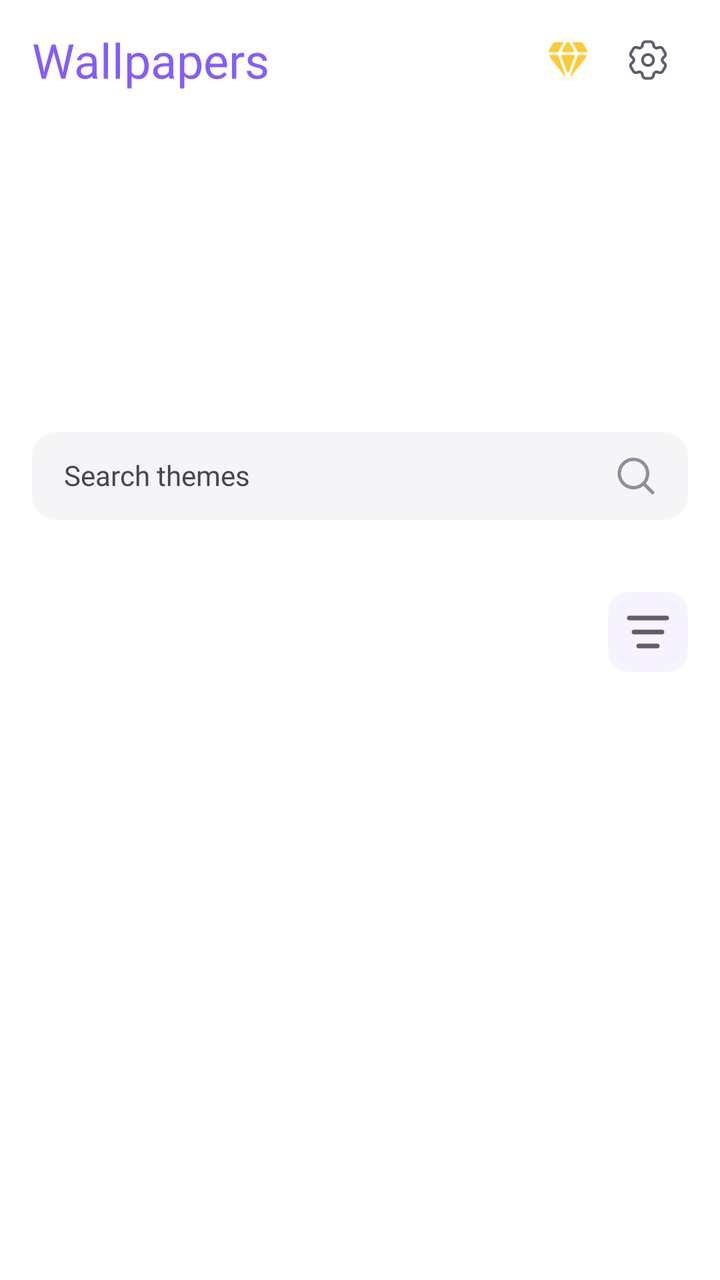
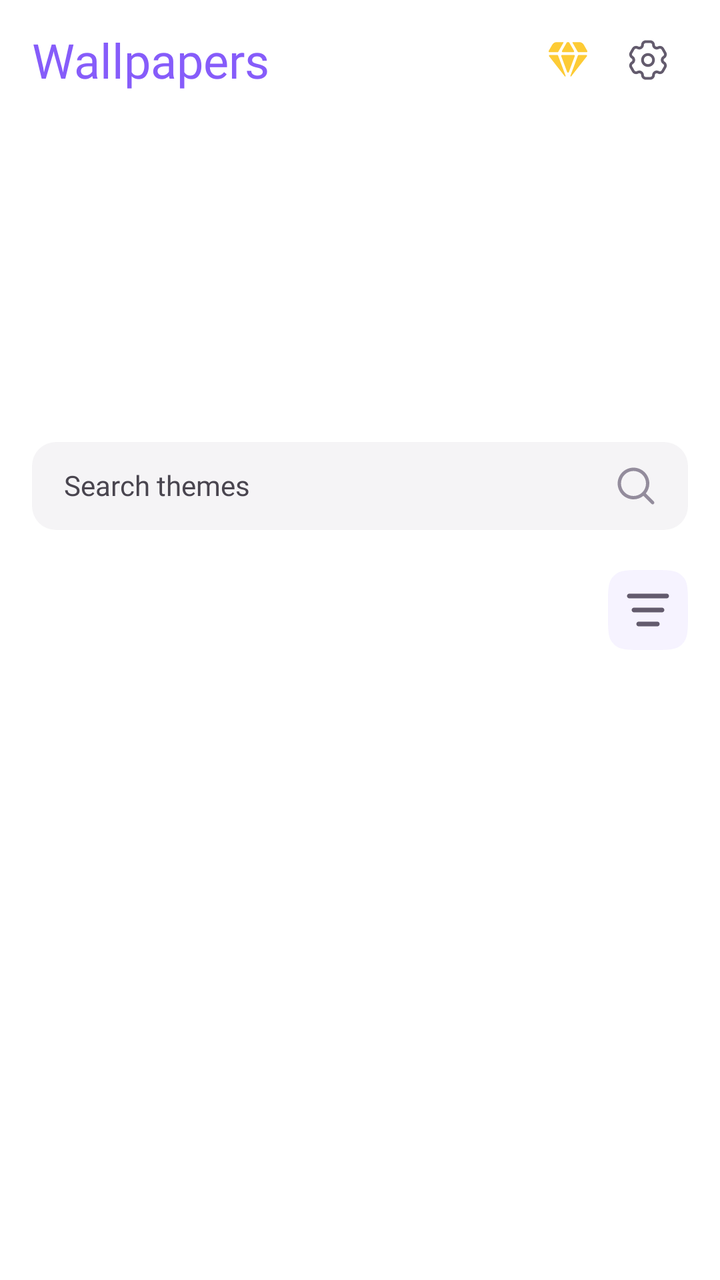

Screens rendered from an Android XML layout before and after an edit, with the pre-edit source and the edit as a unified diff.
<!-- AndroidManifest.xml: application theme Theme.ThemeWallpaper -->
<!-- res/layout/fragment_theme.xml -->
<?xml version="1.0" encoding="utf-8"?>
<LinearLayout xmlns:android="http://schemas.android.com/apk/res/android"
    xmlns:app="http://schemas.android.com/apk/res-auto"
    xmlns:tools="http://schemas.android.com/tools"
    android:layout_width="match_parent"
    android:layout_height="match_parent"
    android:background="@color/white"
    android:orientation="vertical"
    tools:context=".ui.home.fragment.theme.ThemeFragment">

    <include
        android:id="@+id/toolbar"
        layout="@layout/view_tool_bar"
        android:layout_width="match_parent"
        android:layout_height="wrap_content"
        app:layout_constraintTop_toTopOf="parent" />

    <androidx.viewpager2.widget.ViewPager2
        android:id="@+id/vpBanner"
        android:layout_width="match_parent"
        android:layout_height="@dimen/_140sdp" />

    <androidx.appcompat.widget.AppCompatTextView
        android:id="@+id/edSearch"
        style="@style/CustomSearchView"
        android:layout_width="match_parent"
        android:layout_height="wrap_content"
        android:layout_margin="16dp"
        android:text="@string/search_themes"
        app:layout_constraintTop_toBottomOf="@+id/toolbar" />

    <LinearLayout
        android:id="@+id/viewTab"
        android:layout_width="match_parent"
        android:layout_height="wrap_content"
        android:layout_marginHorizontal="16dp"
        android:layout_marginTop="16dp"
        android:gravity="center"
        android:orientation="horizontal"
        app:layout_constraintTop_toBottomOf="@+id/edSearch">

        <com.google.android.material.tabs.TabLayout
            android:id="@+id/tabCategory"
            android:layout_width="0dp"
            android:layout_height="wrap_content"
            android:layout_weight="1"
            android:background="@color/transparent"
            app:tabIndicatorHeight="0dp"
            app:tabMode="auto"
            app:tabPaddingBottom="0dp"
            app:tabPaddingEnd="8dp"
            app:tabPaddingStart="0dp"
            app:tabPaddingTop="0dp"
            app:tabRippleColor="@null" />

        <androidx.appcompat.widget.AppCompatImageView
            android:id="@+id/btnMoreCategory"
            android:layout_width="wrap_content"
            android:layout_height="wrap_content"
            android:background="?selectableItemBackground"
            android:src="@drawable/ic_more_category" />

    </LinearLayout>

    <androidx.viewpager2.widget.ViewPager2
        android:id="@+id/vpTheme"
        android:layout_width="match_parent"
        android:layout_height="match_parent" />

</LinearLayout>
<!-- res/layout/view_tool_bar.xml (included above) -->
<?xml version="1.0" encoding="utf-8"?>
<LinearLayout xmlns:android="http://schemas.android.com/apk/res/android"
    android:layout_width="match_parent"
    android:layout_height="wrap_content"
    android:gravity="center"
    android:orientation="horizontal"
    android:paddingHorizontal="16dp"
    android:paddingVertical="10dp">

    <androidx.appcompat.widget.AppCompatTextView
        android:id="@+id/tvTitle"
        style="@style/NunitoExtraBold.24"
        android:layout_width="0dp"
        android:layout_height="wrap_content"
        android:layout_weight="1"
        android:ellipsize="end"
        android:maxLines="1"
        android:text="@string/wallpapers"
        android:textColor="@color/primary_high_em" />

    <androidx.appcompat.widget.AppCompatImageView
        android:id="@+id/btnPremium"
        android:layout_width="wrap_content"
        android:layout_height="wrap_content"
        android:background="?selectableItemBackground"
        android:src="@drawable/ic_premium" />

    <androidx.appcompat.widget.AppCompatImageView
        android:id="@+id/btnSetting"
        android:layout_width="wrap_content"
        android:layout_height="wrap_content"
        android:background="?selectableItemBackground"
        android:src="@drawable/ic_setting" />


</LinearLayout>
<!-- resources referenced by this layout -->
<resources>
  <color name="primary_high_em">#865CFA</color>
  <color name="transparent">#00FFFFFF</color>
  <color name="white">#FFFFFFFF</color>
  <dimen name="_140sdp">140dp</dimen>
  <!-- drawable ic_more_category (drawable) -->
  <vector xmlns:android="http://schemas.android.com/apk/res/android"
      android:width="40dp"
      android:height="40dp"
      android:viewportWidth="40"
      android:viewportHeight="40">
      <path
          android:fillColor="#FFF6F3FF"
          android:pathData="M0 18C0 10.5 0 6.75 1.91 4.12c0.62-0.85 1.36-1.6 2.21-2.21C6.75 0 10.5 0 18 0h4c7.5 0 11.25 0 13.88 1.91 0.85 0.62 1.6 1.36 2.21 2.21C40 6.75 40 10.5 40 18v4c0 7.5 0 11.25-1.91 13.88-0.62 0.85-1.36 1.6-2.21 2.21C33.25 40 29.5 40 22 40h-4c-7.5 0-11.25 0-13.88-1.91-0.85-0.62-1.6-1.36-2.21-2.21C0 33.25 0 29.5 0 22v-4Z"/>
      <path
          android:fillColor="#FF635B6D"
          android:pathData="M24.67 25.83c0.64 0 1.16 0.52 1.16 1.17 0 0.65-0.52 1.17-1.16 1.17h-9.34c-0.64 0-1.16-0.52-1.16-1.17 0-0.65 0.52-1.17 1.16-1.17h9.34Zm2.33-7c0.64 0 1.17 0.52 1.17 1.17 0 0.65-0.53 1.17-1.17 1.17H13c-0.64 0-1.17-0.52-1.17-1.17 0-0.65 0.53-1.17 1.17-1.17h14Zm2.33-7c0.65 0 1.17 0.52 1.17 1.17 0 0.65-0.52 1.17-1.17 1.17H10.67c-0.65 0-1.17-0.52-1.17-1.17 0-0.65 0.52-1.17 1.17-1.17h18.66Z"/>
  </vector>
  <string name="search_themes">Search themes</string>
  <string name="wallpapers">Wallpapers</string>
  <style name="CustomSearchView">
          <item name="android:background">@drawable/border_ed_search</item>
          <item name="android:drawableEnd">@drawable/ic_search</item>
          <item name="fontFamily">@font/nunito</item>
          <item name="android:paddingVertical">12dp</item>
          <item name="android:paddingHorizontal">16dp</item>
      </style>
  <style name="NunitoExtraBold.24" parent="NunitoExtraBold">
          <item name="android:textSize">24sp</item>
      </style>
  <style name="Theme.ThemeWallpaper" parent="Base.Theme.P67ControllerWidget" />
  <!-- drawable border_ed_search (drawable) -->
  <?xml version="1.0" encoding="utf-8"?>
  <shape android:shape="rectangle" xmlns:android="http://schemas.android.com/apk/res/android">
      <corners android:radius="12dp"/>
      <solid android:color="@color/surface_2"/>
  </shape>
  <!-- drawable ic_search (drawable) -->
  <vector xmlns:android="http://schemas.android.com/apk/res/android"
      android:width="20dp"
      android:height="20dp"
      android:viewportWidth="20"
      android:viewportHeight="20">
      <group>
          <path
              android:fillColor="#FF938C9C"
              android:fillType="evenOdd"
              android:pathData="M13.73 14.9c-1.36 1.1-3.1 1.77-4.98 1.77-4.37 0-7.92-3.55-7.92-7.92s3.55-7.92 7.92-7.92 7.92 3.55 7.92 7.92c0 1.89-0.66 3.62-1.76 4.98l4.01 4.01c0.33 0.33 0.33 0.86 0 1.18-0.32 0.33-0.85 0.33-1.18 0l-4.01-4.01ZM2.5 8.76C2.5 5.3 5.3 2.5 8.75 2.5S15 5.3 15 8.75c0 1.68-0.66 3.2-1.74 4.32l-0.1 0.1-0.09 0.1C11.95 14.33 10.43 15 8.75 15 5.3 15 2.5 12.2 2.5 8.75Z"/>
      </group>
  </vector>
  <style name="NunitoExtraBold" parent="NunitoBase">
          <item name="android:fontFamily">@font/nunito_extra_bold</item>
      </style>
  <style name="Base.Theme.P67ControllerWidget" parent="Theme.Material3.Light.NoActionBar">
          
          
          <item name="android:statusBarColor">@color/black</item>
          <item name="android:windowLightStatusBar">true</item>
          <item name="statusBarBackground">@color/black</item>
          <item name="android:windowOptOutEdgeToEdgeEnforcement" tools:targetApi="35">true</item>
  
      </style>
  <color name="surface_2">#F5F4F6</color>
  <style name="NunitoBase">
          <item name="android:fontFamily">@font/nunito</item>
      </style>
  <color name="black">#FF000000</color>
  <!-- unchanged entries left out for length: 2 -->
</resources>

<!-- the commit's change to res/layout/fragment_theme.xml (unified diff, before → after) -->
@@ -1,11 +1,10 @@
 <?xml version="1.0" encoding="utf-8"?>
-<LinearLayout xmlns:android="http://schemas.android.com/apk/res/android"
+<androidx.constraintlayout.widget.ConstraintLayout xmlns:android="http://schemas.android.com/apk/res/android"
     xmlns:app="http://schemas.android.com/apk/res-auto"
     xmlns:tools="http://schemas.android.com/tools"
     android:layout_width="match_parent"
     android:layout_height="match_parent"
     android:background="@color/white"
-    android:orientation="vertical"
     tools:context=".ui.home.fragment.theme.ThemeFragment">
 
     <include
@@ -18,7 +17,12 @@
     <androidx.viewpager2.widget.ViewPager2
         android:id="@+id/vpBanner"
         android:layout_width="match_parent"
-        android:layout_height="@dimen/_140sdp" />
+        android:layout_height="145dp"
+        android:clipChildren="false"
+        android:clipToPadding="false"
+        android:paddingStart="48dp"
+        android:paddingEnd="48dp"
+        app:layout_constraintTop_toBottomOf="@id/toolbar" />
 
     <androidx.appcompat.widget.AppCompatTextView
         android:id="@+id/edSearch"
@@ -27,7 +31,7 @@
         android:layout_height="wrap_content"
         android:layout_margin="16dp"
         android:text="@string/search_themes"
-        app:layout_constraintTop_toBottomOf="@+id/toolbar" />
+        app:layout_constraintTop_toBottomOf="@id/vpBanner" />
 
     <LinearLayout
         android:id="@+id/viewTab"
@@ -37,7 +41,7 @@
         android:layout_marginTop="16dp"
         android:gravity="center"
         android:orientation="horizontal"
-        app:layout_constraintTop_toBottomOf="@+id/edSearch">
+        app:layout_constraintTop_toBottomOf="@id/edSearch">
 
         <com.google.android.material.tabs.TabLayout
             android:id="@+id/tabCategory"
@@ -46,7 +50,7 @@
             android:layout_weight="1"
             android:background="@color/transparent"
             app:tabIndicatorHeight="0dp"
-            app:tabMode="auto"
+            app:tabMode="scrollable"
             app:tabPaddingBottom="0dp"
             app:tabPaddingEnd="8dp"
             app:tabPaddingStart="0dp"
@@ -65,9 +69,29 @@
     <androidx.viewpager2.widget.ViewPager2
         android:id="@+id/vpTheme"
         android:layout_width="match_parent"
-        android:layout_height="match_parent" />
+        android:layout_height="0dp"
+        app:layout_constraintBottom_toBottomOf="parent"
+        app:layout_constraintTop_toBottomOf="@id/viewTab" />
 
-</LinearLayout>
+    <com.wavez.controllerwidget.ui.customview.ServerErrorView
+        android:id="@+id/viewError"
+        android:layout_width="match_parent"
+        android:layout_height="0dp"
+        android:background="@color/white"
+        android:visibility="gone"
+        app:layout_constraintBottom_toBottomOf="parent"
+        app:layout_constraintTop_toTopOf="@id/viewTab" />
+
+    <com.wavez.controllerwidget.ui.customview.ServerLoadingView
+        android:id="@+id/viewLoading"
+        android:layout_width="match_parent"
+        android:layout_height="0dp"
+        android:background="@color/white"
+        android:visibility="gone"
+        app:layout_constraintBottom_toBottomOf="parent"
+        app:layout_constraintTop_toTopOf="@id/viewTab" />
+
+</androidx.constraintlayout.widget.ConstraintLayout>
 <!-- res/layout/view_tool_bar.xml (included above) -->
 <?xml version="1.0" encoding="utf-8"?>
 <LinearLayout xmlns:android="http://schemas.android.com/apk/res/android"
<!-- resource entries referenced after the edit -->
@@ -3,7 +3,6 @@
   <color name="primary_high_em">#865CFA</color>
   <color name="transparent">#00FFFFFF</color>
   <color name="white">#FFFFFFFF</color>
-  <dimen name="_140sdp">140dp</dimen>
   <!-- drawable ic_more_category (drawable) -->
   <vector xmlns:android="http://schemas.android.com/apk/res/android"
       android:width="40dp"
@@ -55,9 +54,9 @@
   <style name="Base.Theme.P67ControllerWidget" parent="Theme.Material3.Light.NoActionBar">
           
           
-          <item name="android:statusBarColor">@color/black</item>
-          <item name="android:windowLightStatusBar">true</item>
-          <item name="statusBarBackground">@color/black</item>
+          <item name="android:statusBarColor">@color/white</item>
+          <item name="android:windowLightStatusBar">false</item>
+          <item name="statusBarBackground">@color/white</item>
           <item name="android:windowOptOutEdgeToEdgeEnforcement" tools:targetApi="35">true</item>
   
       </style>
@@ -65,7 +64,6 @@
   <style name="NunitoBase">
           <item name="android:fontFamily">@font/nunito</item>
       </style>
-  <color name="black">#FF000000</color>
   <!-- unchanged entries left out for length: 2 -->
 </resources>
 
